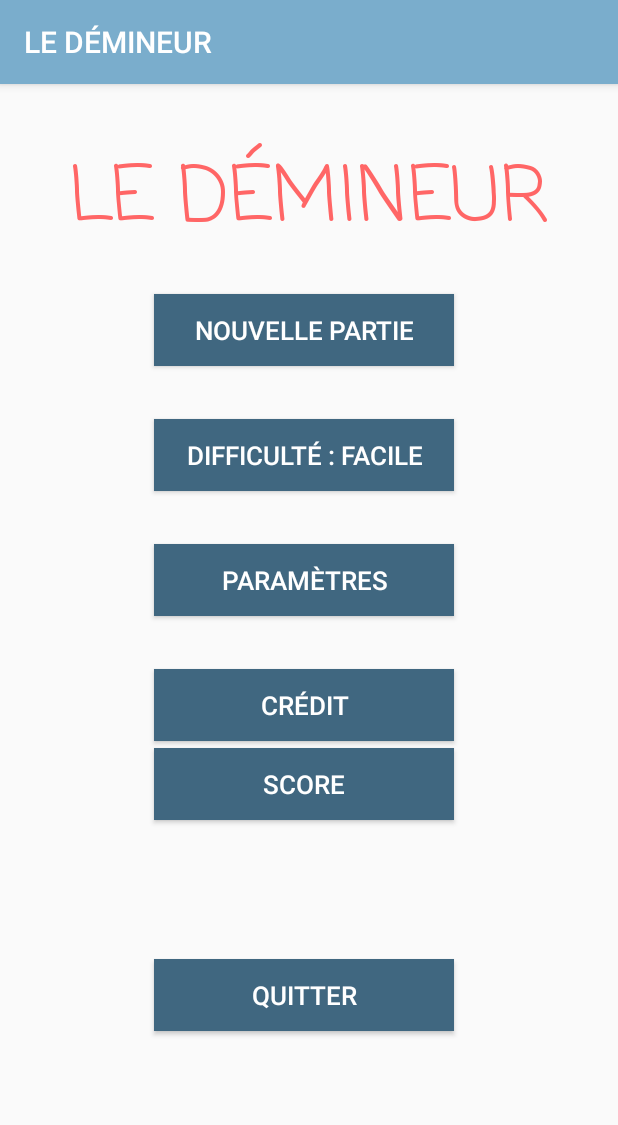
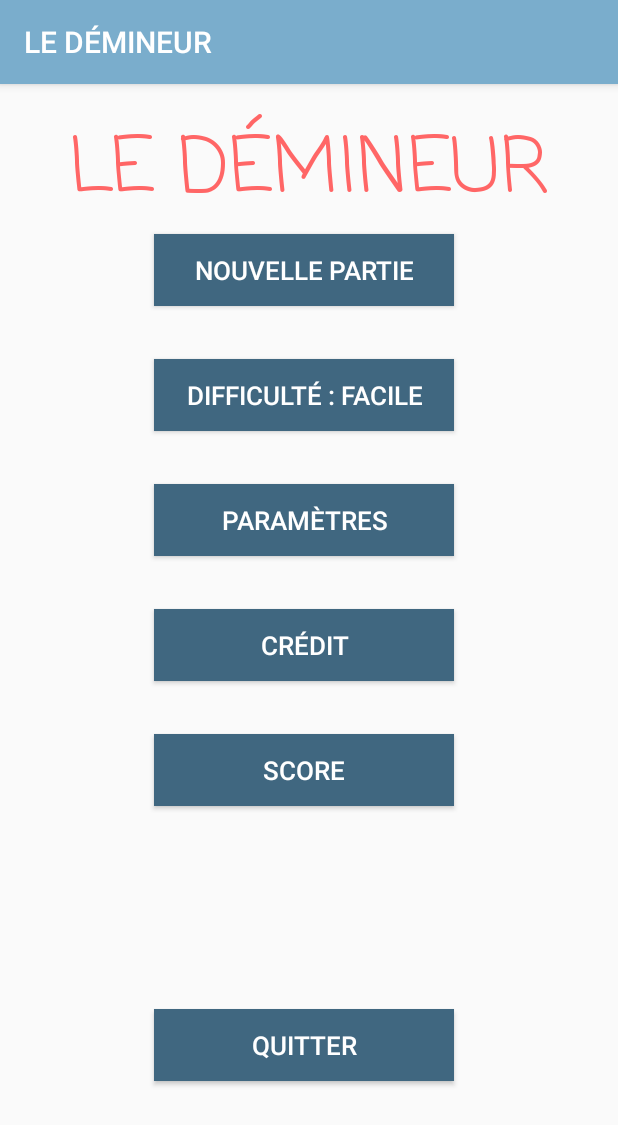
Before and after one commit to Thomas-LEPINE/MinesweeperAndroid, an Android app: the screen it shows after launch (MainActivity), on a phone screen of 412 x 824 dp. Shown: the top 1125 px of the screen. Run offline under Robolectric (Android 15) with nearby library versions, the phone set to English and light mode, and no system bars; 1 statement that could not run was skipped.

Commit message:
amélioration du visuel de l'ecran d'acceuil + modification du String se l'ecran credit + modification du switch ecran game

```diff
--- a/app/src/main/java/com/example/minesweeper/MainActivity.java
+++ b/app/src/main/java/com/example/minesweeper/MainActivity.java
@@ -34,7 +34,7 @@ public class MainActivity extends AppCompatActivity {
 
     /* Attributs de la classe */
     private int difficultyNbBombes;
-    final static int NB_BOMBES_EASY = 11;
+    final static int NB_BOMBES_EASY = 10;
     final static int NB_BOMBES_MEDIUM = 18;
     final static int NB_BOMBES_HARD = 28;
     /* ###### */
@@ -82,7 +82,7 @@ public class MainActivity extends AppCompatActivity {
         btnChangeDifficulty.setText(getString(R.string.difficulty) + " " + getString(R.string.difficulty_easy));
         difficultyNbBombes = NB_BOMBES_EASY;
 
-        //Verification que le service n'a  pas été lancé
+        //Verification que le service n'a pas été lancé
         if(Music.serviceIsRunning==false) {
             doBindService();// Etablir une connection avec le service
             Intent music = new Intent();
@@ -163,7 +163,7 @@ public class MainActivity extends AppCompatActivity {
                 myEditor.putBoolean("musicIsOn", true);
                 myEditor.putString("btnMusicString", "Musique OFF");
                 myEditor.apply();
-                // Supression de la connection au service :
+                // Suppression de la connection au service :
                 doUnbindService();
                 finishAffinity();
                 System.exit(0); // Fin de l'appli
@@ -177,7 +177,7 @@ public class MainActivity extends AppCompatActivity {
         myEditor.putBoolean("musicIsOn", true);
         myEditor.putString("btnMusicString", "Musique OFF");
         myEditor.apply();
-        // Supression de la connection au service :
+        // Suppression de la connection au service :
         doUnbindService();
     }
 }
--- a/app/src/main/res/layout/activity_game.xml
+++ b/app/src/main/res/layout/activity_game.xml
@@ -46,7 +46,8 @@
                 android:layout_height="wrap_content"
                 android:layout_marginRight="30dp"
                 android:layout_weight="1"
-                android:text="@string/switch_text" />
+                android:text="@string/switch_text"
+                android:thumbTint="@color/redExplosion" />
         </LinearLayout>
 
         <LinearLayout
--- a/app/src/main/res/layout/activity_main.xml
+++ b/app/src/main/res/layout/activity_main.xml
@@ -11,7 +11,7 @@
         android:layout_width="200dp"
         android:layout_height="wrap_content"
 
-        android:layout_marginTop="140dp"
+        android:layout_marginTop="100dp"
         android:background="@color/blueDeepWater"
         android:text="@string/new_game"
         android:textColor="@color/white"
@@ -67,7 +67,7 @@
         android:id="@+id/btnScore"
         android:layout_width="200dp"
         android:layout_height="wrap_content"
-        android:layout_marginTop="88dp"
+        android:layout_marginTop="35dp"
         android:background="@color/blueDeepWater"
         android:text="@string/score"
         android:textColor="@color/white"
@@ -75,13 +75,13 @@
         app:layout_constraintEnd_toEndOf="parent"
         app:layout_constraintHorizontal_bias="0.483"
         app:layout_constraintStart_toStartOf="parent"
-        app:layout_constraintTop_toBottomOf="@+id/btnSetings" />
+        app:layout_constraintTop_toBottomOf="@+id/btnCredit" />
 
     <Button
         android:id="@+id/btnExit"
         android:layout_width="200dp"
         android:layout_height="wrap_content"
-        android:layout_marginTop="16dp"
+        android:layout_marginTop="40dp"
         android:layout_marginBottom="8dp"
         android:background="@color/blueDeepWater"
         android:text="@string/exit"
@@ -91,7 +91,7 @@
         app:layout_constraintEnd_toEndOf="parent"
         app:layout_constraintHorizontal_bias="0.483"
         app:layout_constraintStart_toStartOf="parent"
-        app:layout_constraintTop_toBottomOf="@+id/btnCredit" />
+        app:layout_constraintTop_toBottomOf="@+id/btnScore" />
 
     <TextView
         android:id="@+id/textTitre"
--- a/app/src/main/res/values/strings.xml
+++ b/app/src/main/res/values/strings.xml
@@ -14,5 +14,5 @@
     <string name="switch_text"></string>
     <string name="menu">Menu</string>
     <string name="titre_app">LE DÉMINEUR</string>
-    <string name="text_credit">"Ce jeu a été developpé par :\n- Sylvain Courty\n- Caitlin Jolivet\n- Thomas Lépine\n\nLes images utilisées sont libres de droits\n\n\n\nSi vous aviez cliqué sur le bouton pour une demande de crédit, ce n'est pas la bonne application, merci de vous tourner vers votre banque."</string>
+    <string name="text_credit">"Ce jeu a été developpé par :\n- Sylvain Courty\n- Caitlin Jolivet\n- Thomas Lépine\n\nLes images et la musique utilisées sont libres de droits !\n\n\n\nNB : Si vous aviez cliqué sur le bouton pour une demande de crédit, ce n'est pas la bonne application, merci de vous tourner vers votre banque ..."</string>
 </resources>
```
